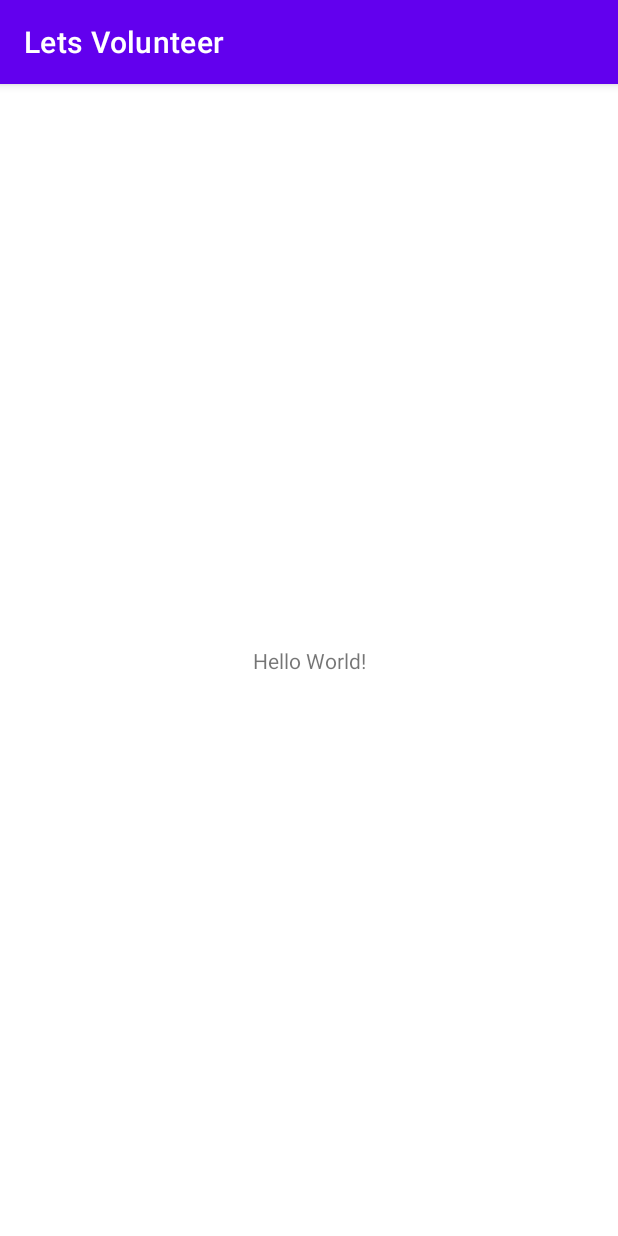
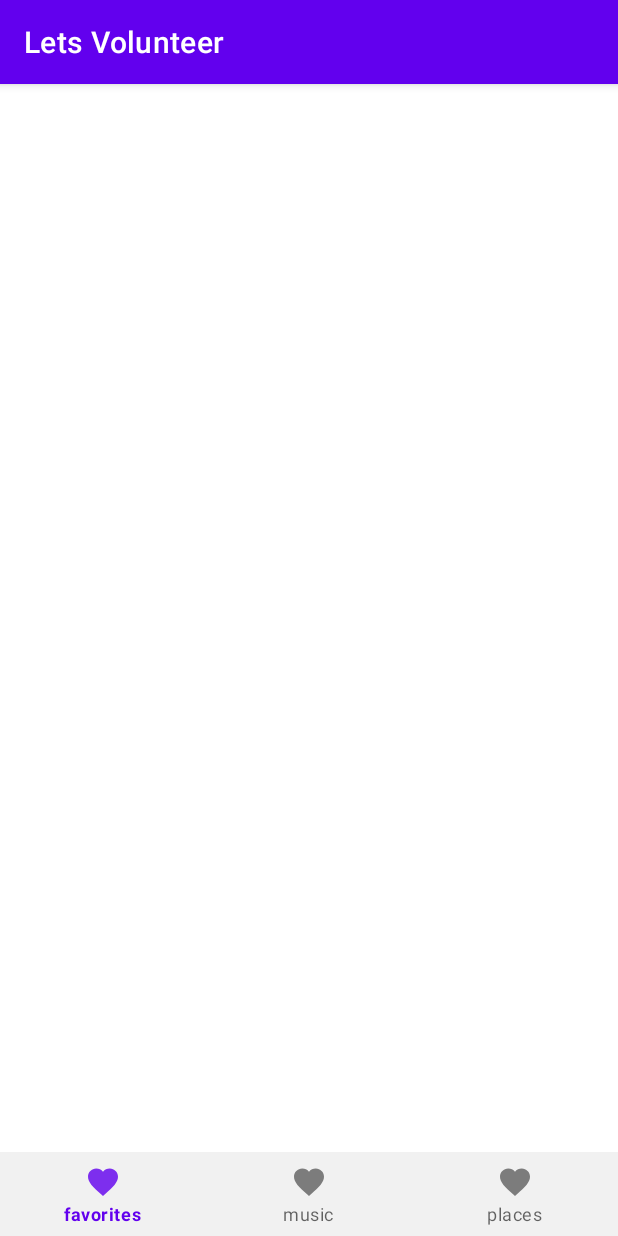
Before and after one commit to MohammedMasiuddin/LetsVolunteer_0.1, an Android app: the screen it shows after launch (MainActivity), on a phone screen of 412 x 824 dp. Run offline under Robolectric (Android 15) with nearby library versions, the phone set to English and light mode, and no system bars.

Commit message:
Adding Bottom Navigation to the project

```diff
--- a/app/src/main/java/com/example/letsvolunteer/MainActivity.java
+++ b/app/src/main/java/com/example/letsvolunteer/MainActivity.java
@@ -10,5 +10,6 @@ public class MainActivity extends AppCompatActivity {
     protected void onCreate(Bundle savedInstanceState) {
         super.onCreate(savedInstanceState);
         setContentView(R.layout.activity_main);
+
     }
 }
--- /dev/null
+++ b/app/src/main/res/drawable/ic_favorite.xml
@@ -0,0 +1,5 @@
+<vector android:alpha="0.81" android:height="24dp"
+    android:tint="#FFFFFF" android:viewportHeight="24"
+    android:viewportWidth="24" android:width="24dp" xmlns:android="http://schemas.android.com/apk/res/android">
+    <path android:fillColor="@android:color/white" android:pathData="M12,21.35l-1.45,-1.32C5.4,15.36 2,12.28 2,8.5 2,5.42 4.42,3 7.5,3c1.74,0 3.41,0.81 4.5,2.09C13.09,3.81 14.76,3 16.5,3 19.58,3 22,5.42 22,8.5c0,3.78 -3.4,6.86 -8.55,11.54L12,21.35z"/>
+</vector>
--- a/app/src/main/res/layout/activity_main.xml
+++ b/app/src/main/res/layout/activity_main.xml
@@ -6,13 +6,19 @@
     android:layout_height="match_parent"
     tools:context=".MainActivity">
 
-    <TextView
-        android:layout_width="wrap_content"
+    <LinearLayout
+        android:layout_width="match_parent"
         android:layout_height="wrap_content"
-        android:text="Hello World!"
         app:layout_constraintBottom_toBottomOf="parent"
-        app:layout_constraintLeft_toLeftOf="parent"
-        app:layout_constraintRight_toRightOf="parent"
-        app:layout_constraintTop_toTopOf="parent" />
+        app:layout_constraintEnd_toEndOf="parent"
+        app:layout_constraintStart_toStartOf="parent">
+
+        <com.google.android.material.bottomnavigation.BottomNavigationView
+            android:layout_width="match_parent"
+            android:layout_height="wrap_content"
+            android:background="#f1f1f1"
+            app:menu="@menu/bottom_nav_menu"/>
+
+    </LinearLayout>
 
 </androidx.constraintlayout.widget.ConstraintLayout>
--- /dev/null
+++ b/app/src/main/res/menu/bottom_nav_menu.xml
@@ -0,0 +1,19 @@
+<?xml version="1.0" encoding="utf-8"?>
+<menu xmlns:android="http://schemas.android.com/apk/res/android">
+
+    <item
+        android:id="@+id/page_1"
+        android:enabled="true"
+        android:icon="@drawable/ic_favorite"
+        android:title="@string/favorites"/>
+    <item
+        android:id="@+id/page_2"
+        android:enabled="true"
+        android:icon="@drawable/ic_favorite"
+        android:title="music"/>
+    <item
+        android:id="@+id/page_3"
+        android:enabled="true"
+        android:icon="@drawable/ic_favorite"
+        android:title="places"/>
+</menu>
--- a/app/src/main/res/values/strings.xml
+++ b/app/src/main/res/values/strings.xml
@@ -1,3 +1,4 @@
 <resources>
     <string name="app_name">Lets Volunteer</string>
+    <string name="favorites">favorites</string>
 </resources>
```
